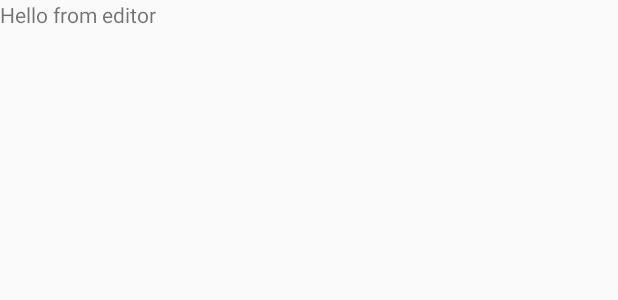
After one commit to keronei/JournalApp, an Android app: the layout activity_edit_mode.xml on its own in the app's theme, with its tools: preview values and no code run, on a phone screen of 412 x 824 dp. The commit adds this screen. Shown: the top 300 px of the screen. Run offline under Robolectric (Android 15) with nearby library versions, the phone set to English and light mode, and no system bars.

Commit message:
1.Added Content view activity for detail 2.cleared a few things on layout issues

```diff
--- a/app/build.gradle
+++ b/app/build.gradle
@@ -33,4 +33,5 @@ dependencies {
     //testImplementation 'junit:junit:4.12'
     //androidTestImplementation 'com.android.support.test:runner:1.0.2'
     //androidTestImplementation 'com.android.support.test.espresso:espresso-core:3.0.2'
+
 }
--- a/app/src/main/AndroidManifest.xml
+++ b/app/src/main/AndroidManifest.xml
@@ -1,6 +1,9 @@
 <?xml version="1.0" encoding="utf-8"?>
 <manifest xmlns:android="http://schemas.android.com/apk/res/android"
     package="com.de.k3ron3i.journalapp">
+
+    <!-- To access Google+ APIs: -->
+    <uses-permission android:name="android.permission.INTERNET" />
 
     <application
         android:allowBackup="true"
@@ -19,6 +22,9 @@
                 <category android:name="android.intent.category.LAUNCHER" />
             </intent-filter>
         </activity>
+        <activity android:name=".EditMode" android:parentActivityName=".MainActivity">
+
+        </activity>
     </application>
 
 </manifest>
--- /dev/null
+++ b/app/src/main/res/layout/activity_edit_mode.xml
@@ -0,0 +1,15 @@
+<?xml version="1.0" encoding="utf-8"?>
+<android.support.constraint.ConstraintLayout xmlns:android="http://schemas.android.com/apk/res/android"
+    xmlns:app="http://schemas.android.com/apk/res-auto"
+    xmlns:tools="http://schemas.android.com/tools"
+    android:layout_width="match_parent"
+    android:layout_height="match_parent"
+    tools:context="com.de.k3ron3i.journalapp.EditMode">
+
+
+    <TextView
+        android:layout_width="wrap_content"
+        android:layout_height="wrap_content"
+        android:text="Hello from editor"/>
+
+</android.support.constraint.ConstraintLayout>
--- a/app/src/main/res/values/strings.xml
+++ b/app/src/main/res/values/strings.xml
@@ -3,4 +3,7 @@
     <string name="action_settings">Settings</string>
     <string name="head">Head</string>
     <string name="notes_content">Notes content</string>
+
+    <!-- TODO: Remove or change this placeholder text -->
+    <string name="hello_blank_fragment">Hello blank fragment</string>
 </resources>
--- a/app/src/main/res/values/styles.xml
+++ b/app/src/main/res/values/styles.xml
@@ -1,6 +1,6 @@
 <resources>
 
-    <!-- Base application theme. -->
+    <!-- Base application theme. Theme.AppCompat.Light.DarkActionBar-->
     <style name="AppTheme" parent="Theme.AppCompat.Light.DarkActionBar">
         <!-- Customize your theme here. -->
         <item name="colorPrimary">@color/colorPrimary</item>
```
Also changed, not shown: app/src/main/java/com/de/k3ron3i/journalapp/EditMode.java (added, +14 -0 lines), app/src/main/java/com/de/k3ron3i/journalapp/MainActivity.java (+57 -3 lines), app/src/main/java/com/de/k3ron3i/journalapp/NotesListAdapter.java (+13 -0 lines), app/src/main/res/layout/activity_main.xml (+30 -11 lines).
